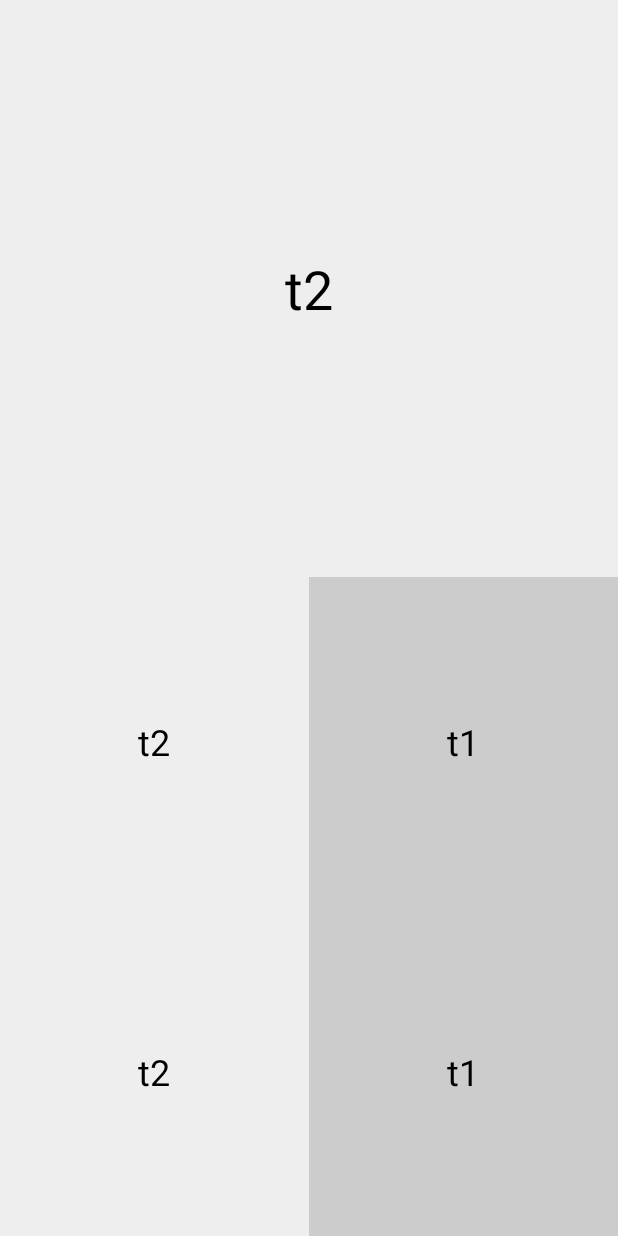
After one commit to JorgeLimaJr/DesignAppCourse, an Android app: the layout activity_main_home.xml on its own in the app's theme, with its tools: preview values and no code run, on a phone screen of 412 x 824 dp. The commit adds this screen. Run offline under Robolectric (Android 15) with nearby library versions, the phone set to English and light mode, and no system bars.

Commit message:
Adicionando nova activity da Home

```diff
--- a/M4_Development/AndroidStudio/appTravel/app/src/main/AndroidManifest.xml
+++ b/M4_Development/AndroidStudio/appTravel/app/src/main/AndroidManifest.xml
@@ -15,6 +15,7 @@
                 <category android:name="android.intent.category.LAUNCHER" />
             </intent-filter>
         </activity>
+        <activity android:name=".HomeMainActivity"></activity>
     </application>
 
 </manifest>
--- /dev/null
+++ b/M4_Development/AndroidStudio/appTravel/app/src/main/java/com/travel/jorgelima/apptravel/HomeMainActivity.java
@@ -0,0 +1,28 @@
+package com.travel.jorgelima.apptravel;
+
+import android.content.Context;
+import android.os.Bundle;
+import android.support.v7.app.AppCompatActivity;
+
+import uk.co.chrisjenx.calligraphy.CalligraphyContextWrapper;
+
+/**
+ * Created by jorgelima on 31/08/16.
+ */
+
+public class HomeMainActivity extends AppCompatActivity {
+
+    @Override
+    protected void onCreate(Bundle savedInstanceState) {
+        super.onCreate(savedInstanceState);
+        setContentView(R.layout.activity_main_home);
+
+    }
+
+
+    @Override
+    protected void attachBaseContext(Context newBase) {
+        super.attachBaseContext(CalligraphyContextWrapper.wrap(newBase));
+    }
+
+}
--- a/M4_Development/AndroidStudio/appTravel/app/src/main/java/com/travel/jorgelima/apptravel/MainActivity.java
+++ b/M4_Development/AndroidStudio/appTravel/app/src/main/java/com/travel/jorgelima/apptravel/MainActivity.java
@@ -1,7 +1,9 @@
 package com.travel.jorgelima.apptravel;
 
+import android.content.Intent;
 import android.support.v7.app.AppCompatActivity;
 import android.os.Bundle;
+import android.view.View;
 
 public class MainActivity extends AppCompatActivity {
 
@@ -10,4 +12,11 @@ public class MainActivity extends AppCompatActivity {
         super.onCreate(savedInstanceState);
         setContentView(R.layout.activity_main);
     }
+
+    /** Called when the user clicks the Send button */
+    public void sendMessage(View view) {
+        Intent intent = new Intent(this, HomeMainActivity.class);
+
+        startActivity(intent);
+    }
 }
--- a/M4_Development/AndroidStudio/appTravel/app/src/main/res/layout/activity_main.xml
+++ b/M4_Development/AndroidStudio/appTravel/app/src/main/res/layout/activity_main.xml
@@ -71,7 +71,7 @@
             android:textStyle="bold"
             android:textSize="16sp"
             android:textColor="#666"
-            android:text="Clicque aqui"
+            android:text="Clique aqui"
             android:background="#fff"
             android:onClick="sendMessage"
             android:layout_alignParentTop="true"
--- /dev/null
+++ b/M4_Development/AndroidStudio/appTravel/app/src/main/res/layout/activity_main_home.xml
@@ -0,0 +1,124 @@
+<?xml version="1.0" encoding="utf-8"?>
+<LinearLayout xmlns:android="http://schemas.android.com/apk/res/android"
+    xmlns:tools="http://schemas.android.com/tools"
+    tools:context="com.travel.jorgelima.apptravel.HomeMainActivity"
+    android:orientation="vertical"
+    android:layout_width="match_parent"
+    android:layout_height="match_parent"
+    tools:ignore="MissingPrefix">
+
+    <!--CAPA-->
+    <LinearLayout
+        android:layout_weight="8"
+        android:layout_width="match_parent"
+        android:layout_height="match_parent"
+        android:background="#eee">
+
+        <TextView
+            android:layout_width="match_parent"
+            android:layout_height="wrap_content"
+            android:gravity="center"
+            android:layout_gravity="center"
+            android:textColor="#000"
+            android:textSize="36sp"
+            android:text="t2"
+            fontPath="fonts/BebasNeue.ttf"/>
+
+    </LinearLayout>
+
+    <!--BOX1-->
+    <LinearLayout
+        android:baselineAligned="false"
+        android:layout_weight="11"
+        android:layout_width="match_parent"
+        android:layout_height="match_parent"
+        android:orientation="horizontal"
+        android:background="#ccc">
+
+        <RelativeLayout
+            android:layout_width="match_parent"
+            android:layout_height="match_parent"
+            android:background="#ecd"
+            android:layout_weight="1">
+            <ImageView
+                android:layout_width="match_parent"
+                android:layout_height="match_parent"
+                android:background="#eee"/>
+            <TextView
+                android:layout_width="wrap_content"
+                android:layout_height="wrap_content"
+                android:layout_centerInParent="true"
+                android:textColor="#000"
+                android:textSize="24sp"
+                android:text="t2"/>
+        </RelativeLayout>
+
+        <RelativeLayout
+            android:layout_width="match_parent"
+            android:layout_height="match_parent"
+            android:background="#ecd"
+            android:layout_weight="1">
+            <ImageView
+                android:layout_width="match_parent"
+                android:layout_height="match_parent"
+                android:background="#ccc"/>
+            <TextView
+                android:layout_width="wrap_content"
+                android:layout_height="wrap_content"
+                android:layout_centerInParent="true"
+                android:textColor="#000"
+                android:textSize="24sp"
+                android:text="t1"/>
+        </RelativeLayout>
+
+    </LinearLayout>
+
+
+
+    <!--BOX2-->
+    <LinearLayout
+        android:baselineAligned="false"
+        android:layout_weight="11"
+        android:layout_width="match_parent"
+        android:layout_height="match_parent"
+        android:background="#666">
+
+        <RelativeLayout
+            android:layout_width="match_parent"
+            android:layout_height="match_parent"
+            android:background="#ecd"
+            android:layout_weight="1">
+            <ImageView
+                android:layout_width="match_parent"
+                android:layout_height="match_parent"
+                android:background="#eee"/>
+            <TextView
+                android:layout_width="wrap_content"
+                android:layout_height="wrap_content"
+                android:layout_centerInParent="true"
+                android:textColor="#000"
+                android:textSize="24sp"
+                android:text="t2"/>
+        </RelativeLayout>
+
+        <RelativeLayout
+            android:layout_width="match_parent"
+            android:layout_height="match_parent"
+            android:background="#ecd"
+            android:layout_weight="1">
+            <ImageView
+                android:layout_width="match_parent"
+                android:layout_height="match_parent"
+                android:background="#ccc"/>
+            <TextView
+                android:layout_width="wrap_content"
+                android:layout_height="wrap_content"
+                android:layout_centerInParent="true"
+                android:textColor="#000"
+                android:textSize="24sp"
+                android:text="t1"/>
+        </RelativeLayout>
+
+    </LinearLayout>
+
+</LinearLayout>
```
